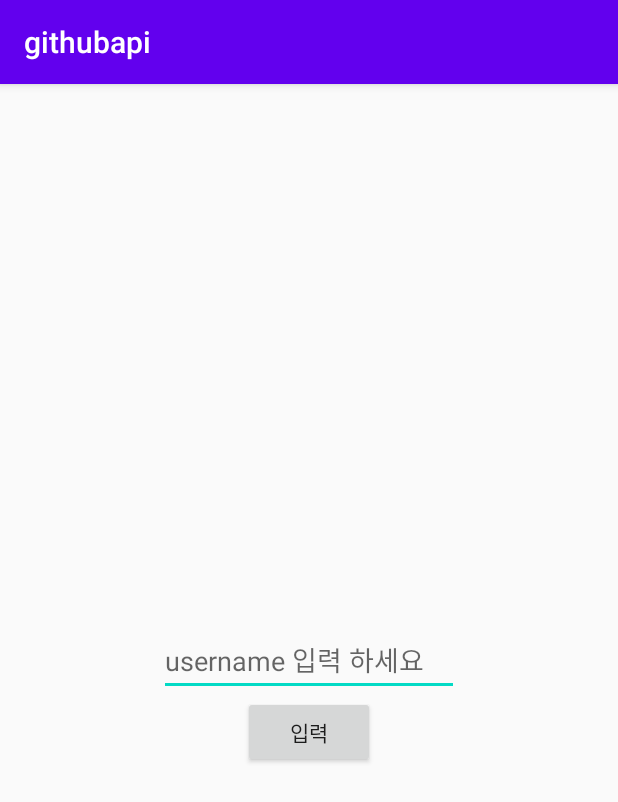
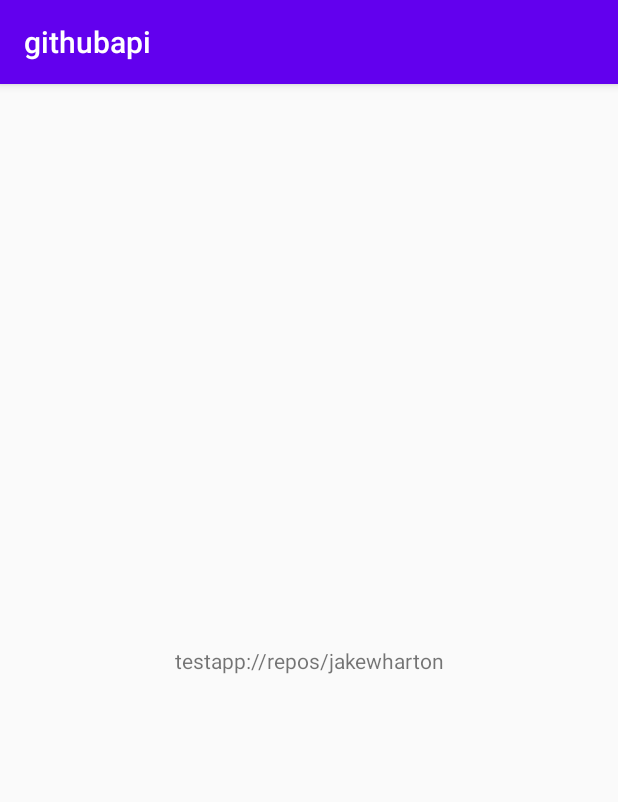
Before and after one commit to ddochi93/GithubAPITest, an Android app: the screen it shows after launch (MainActivity), on a phone screen of 412 x 824 dp. Shown: the top 802 px of the screen. Run offline under Robolectric (Android 15) with nearby library versions, the phone set to English and light mode, and no system bars; our stand-ins replace data binding.

Commit message:
appLink added

```diff
--- a/app/src/main/res/layout/activity_main.xml
+++ b/app/src/main/res/layout/activity_main.xml
@@ -13,24 +13,20 @@
         android:layout_height="match_parent"
         tools:context=".MainActivity">
 
-        <EditText
-            android:hint="username 입력 하세요"
-            android:id="@+id/insert_app_link"
-            android:layout_width="200dp"
+
+        <TextView
+            android:id="@+id/app_link"
+            android:layout_width="wrap_content"
             android:layout_height="wrap_content"
+            android:text="testapp://repos/jakewharton"
+            android:linksClickable="true"
+            app:layout_constraintTop_toTopOf="parent"
             app:layout_constraintBottom_toBottomOf="parent"
             app:layout_constraintLeft_toLeftOf="parent"
             app:layout_constraintRight_toRightOf="parent"
-            app:layout_constraintTop_toTopOf="parent" />
+            android:onClick="@{() -> activity.buttonClicked()}"
+            />
 
-        <Button
-            android:id="@+id/button"
-            android:layout_width="wrap_content"
-            android:layout_height="wrap_content"
-            android:text="입력"
-            app:layout_constraintLeft_toLeftOf="parent"
-            app:layout_constraintRight_toRightOf="parent"
-            app:layout_constraintTop_toBottomOf="@id/insert_app_link"
-            android:onClick="@{() -> activity.buttonClicked()}"/>
+
     </androidx.constraintlayout.widget.ConstraintLayout>
 </layout>
```
Also changed, not shown: app/src/main/AndroidManifest.xml (+18 -5 lines), app/src/main/java/com/example/githubapi/GithubActivity.kt (+8 -2 lines), app/src/main/java/com/example/githubapi/MainActivity.kt (+5 -3 lines).
